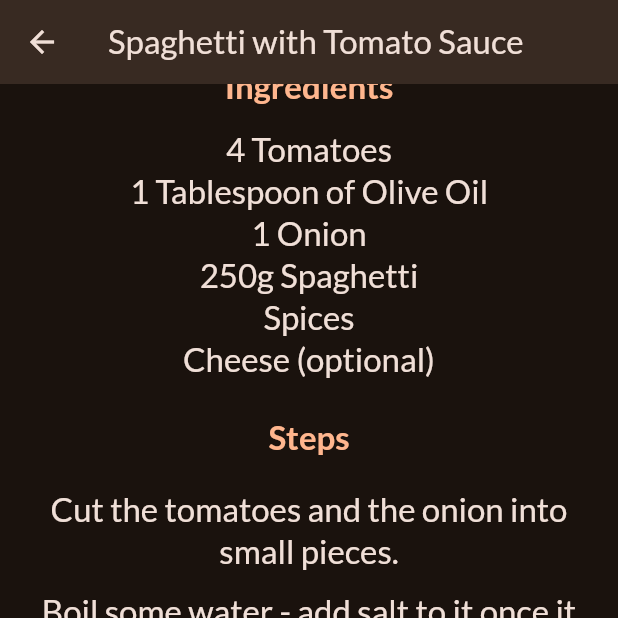
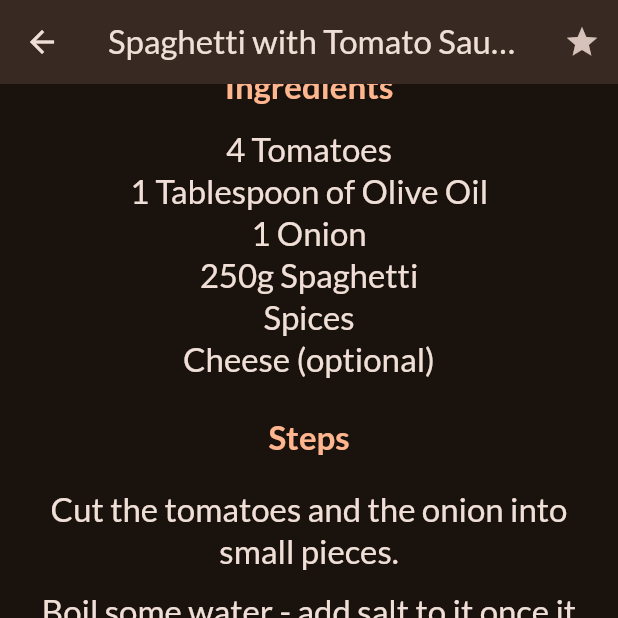
Before and after one commit to Junaidchohan/Flutter-Animation, a Flutter app: the MealDetailsScreen screen opened directly with sample values from the repository, scrolled down 326 dp, on a phone screen of 412 x 824 dp, the top half of it. Run offline on Flutter 3.47's test engine with Material 3 defaults, Android fonts, the phone set to English and light mode, and no system bars; our stand-ins replace google_fonts, transparent_image; network calls fail; statements that could not run were skipped.

Commit message:
Managing app wide stae data and data

```diff
--- a/lib/main.dart
+++ b/lib/main.dart
@@ -23,6 +23,7 @@ class App extends StatelessWidget {
   @override
   Widget build(BuildContext context) {
     return MaterialApp(
+      debugShowCheckedModeBanner: false,
       theme: theme,
       home: TabsScreen(),
       // home: CategoriesScreen(),
--- a/lib/screens/categories_screen.dart
+++ b/lib/screens/categories_screen.dart
@@ -1,11 +1,14 @@
 import 'package:ai_flutter_application/data/dummy_data.dart';
 import 'package:ai_flutter_application/models/category.dart';
+import 'package:ai_flutter_application/models/meal.dart';
 import 'package:ai_flutter_application/screens/meals_screen.dart';
 import 'package:ai_flutter_application/widgets/category_grid_item.dart';
 import 'package:flutter/material.dart';
 
 class CategoriesScreen extends StatelessWidget {
-  const CategoriesScreen({super.key});
+  const CategoriesScreen({super.key, required this.onToggleFavorite});
+
+  final void Function(Meal meal) onToggleFavorite;
 
   void _selectCategory(BuildContext context, Category category) {
     final filteredMeals = dummyMeals
@@ -18,6 +21,7 @@ class CategoriesScreen extends StatelessWidget {
         builder: (ctx) => MealsScreen(
           title: category.title,
           meals: filteredMeals,
+          onToggleFavorite: onToggleFavorite,
         ),
       ),
     );
--- a/lib/screens/meals_detail_screen.dart
+++ b/lib/screens/meals_detail_screen.dart
@@ -1,19 +1,30 @@
+// ignore_for_file: public_member_api_docs, sort_constructors_first
+import 'package:flutter/material.dart';
+
 import 'package:ai_flutter_application/models/meal.dart';
-import 'package:flutter/material.dart';
 
 class MealDetailsScreen extends StatelessWidget {
   const MealDetailsScreen({
     super.key,
     required this.meal,
+    required this.onToggleFavorite,
   });
 
   final Meal meal;
+  final void Function(Meal meal) onToggleFavorite;
 
   @override
   Widget build(BuildContext context) {
     return Scaffold(
       appBar: AppBar(
         title: Text(meal.title),
+        actions: [
+          IconButton(
+              onPressed: () {
+                onToggleFavorite(meal);
+              },
+              icon: Icon(Icons.star)),
+        ],
       ),
       body: SingleChildScrollView(
         child: Column(
```
Also changed, not shown: lib/screens/meals_screen.dart (+6 -1 lines), lib/screens/tabs_screen.dart (+34 -2 lines).
